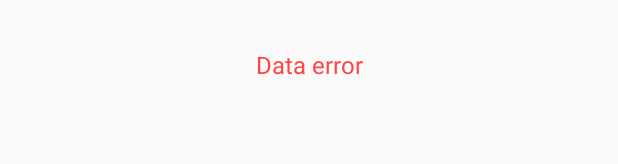
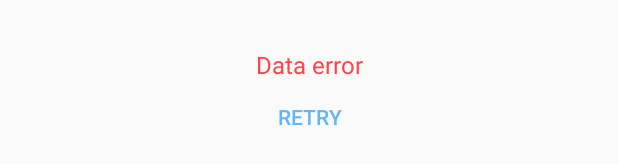
Before and after one commit to orcchg/MusicSquare, an Android app: the layout error_view.xml on its own in the app's theme, with its tools: preview values and no code run, on a phone screen of 412 x 824 dp. Shown: the part 553-717 px from the top of the screen. Run offline under Robolectric (Android 15) with nearby library versions, the phone set to English and light mode, and no system bars.

Commit message:
Implemented retry button on error view

```diff
--- a/app/src/main/java/com/orcchg/musicsquare/ui/music/MusicListActivity.java
+++ b/app/src/main/java/com/orcchg/musicsquare/ui/music/MusicListActivity.java
@@ -6,6 +6,7 @@ import android.support.v7.widget.LinearLayoutManager;
 import android.support.v7.widget.RecyclerView;
 import android.support.v7.widget.Toolbar;
 import android.view.View;
+import android.widget.Button;
 
 import com.orcchg.musicsquare.R;
 import com.orcchg.musicsquare.data.model.Musician;
@@ -25,6 +26,7 @@ public class MusicListActivity extends BaseActivity<MusicListPresenter> implemen
     @Bind(R.id.rv_musician_list) RecyclerView mMusiciansList;
     @Bind(R.id.loading_view) View mLoadingView;
     @Bind(R.id.error_view) View mErrorView;
+    @Bind(R.id.btn_retry) Button mErrorButton;
 
     private MusiciansAdapter mMusiciansAdapter;
 
@@ -90,6 +92,13 @@ public class MusicListActivity extends BaseActivity<MusicListPresenter> implemen
 
         mMusiciansAdapter = new MusiciansAdapter();
         mMusiciansList.setAdapter(mMusiciansAdapter);
+
+        mErrorButton.setOnClickListener(new View.OnClickListener() {
+            @Override
+            public void onClick(View v) {
+                mPresenter.onRetry();
+            }
+        });
     }
 
     private void initToolbar() {
--- a/app/src/main/java/com/orcchg/musicsquare/ui/music/MusicListPresenter.java
+++ b/app/src/main/java/com/orcchg/musicsquare/ui/music/MusicListPresenter.java
@@ -51,6 +51,11 @@ public class MusicListPresenter extends BasePresenter<MusicListMvpView> {
                 });
     }
 
+    void onRetry() {
+        mDataManager.invalidateCache(true);
+        loadMusicians();  // retry network request
+    }
+
     private void onMusiciansLoaded(List<Musician> musicians) {
         mDataManager.getDatabase().addMusicians(musicians);
         mDataManager.invalidateCache(false);
--- a/app/src/main/res/layout/error_view.xml
+++ b/app/src/main/res/layout/error_view.xml
@@ -1,5 +1,5 @@
 <?xml version="1.0" encoding="utf-8"?>
-<FrameLayout
+<RelativeLayout
     xmlns:android="http://schemas.android.com/apk/res/android"
     android:id="@+id/error_view"
     android:layout_width="match_parent"
@@ -8,7 +8,18 @@
     <TextView
         android:id="@+id/tv_error"
         android:text="@string/error_text"
-        android:layout_gravity="center"
+        android:layout_centerInParent="true"
         android:gravity="center"
         style="@style/TextView.Error"/>
-</FrameLayout>
+
+    <Button
+        android:id="@+id/btn_retry"
+        android:layout_width="wrap_content"
+        android:layout_height="wrap_content"
+        android:layout_below="@id/tv_error"
+        android:layout_centerInParent="true"
+        android:gravity="center"
+        android:text="@string/error_btn_label"
+        android:textColor="?colorAccent"
+        style="@style/Widget.AppCompat.Button.Borderless"/>
+</RelativeLayout>
--- a/app/src/main/res/values/strings.xml
+++ b/app/src/main/res/values/strings.xml
@@ -2,6 +2,7 @@
     <string name="app_name">MusicSquare</string>
 
     <string name="error_text">Data error</string>
+    <string name="error_btn_label">Retry</string>
 
     <string name="str_musicians_list">Musicians</string>
     <string name="str_title_details">Details</string>
```
Also changed, not shown: 1 other file.
